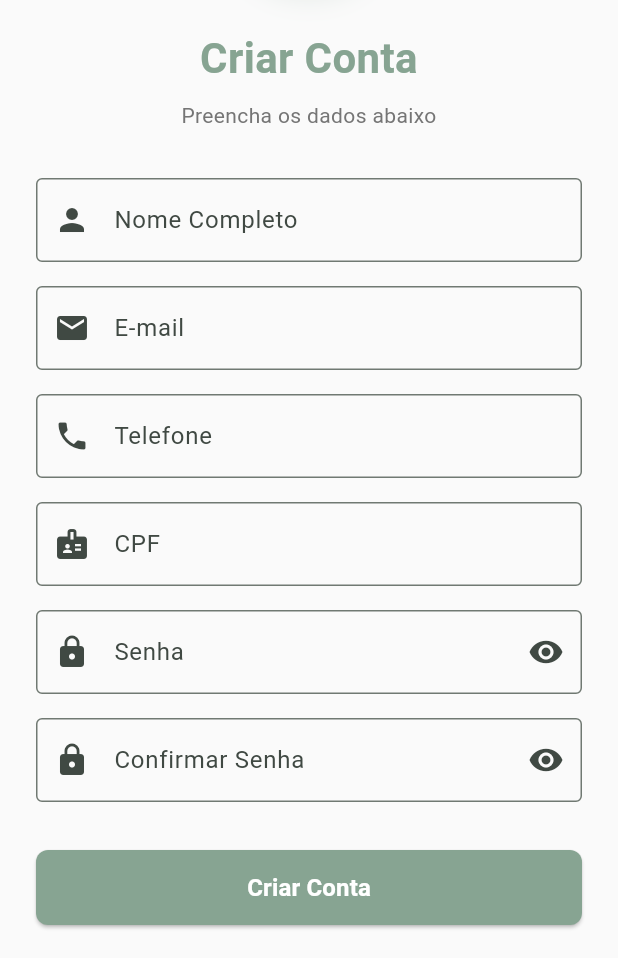
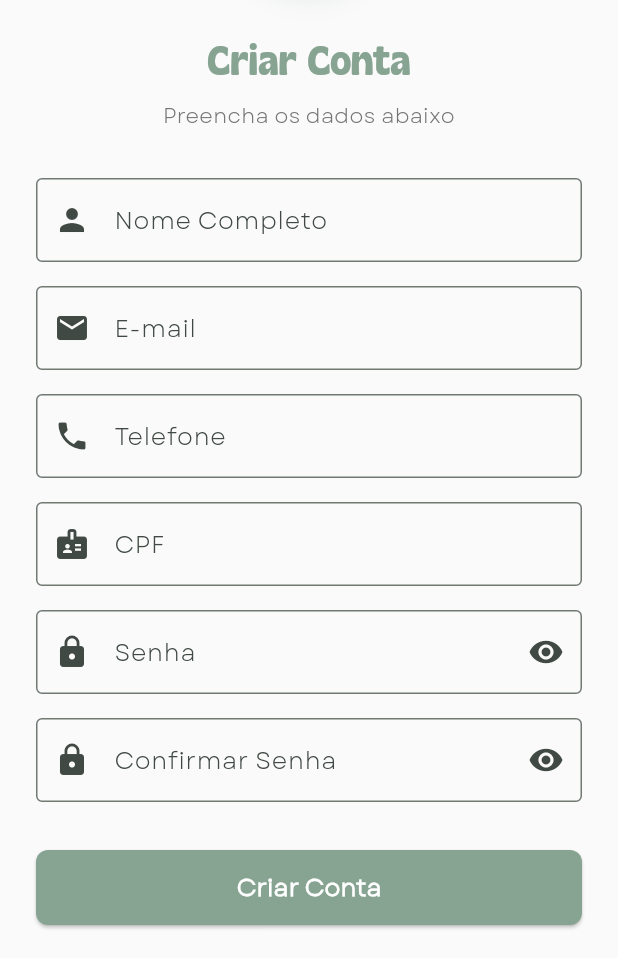
Before and after one commit to samaraguindani/czddfsf, a Flutter app: the screen it shows after launch, after a tap on "Cadastre-se", on a phone screen of 412 x 824 dp, the part 278-1236 px from its top. Run offline on Flutter 3.47's test engine with Material 3 defaults, Android fonts, the phone set to English and light mode, and no system bars; our stand-ins replace flutter_spinkit, font_awesome_flutter, supabase_flutter; accounts and stored records are empty.

Commit message:
alterando fontes

```diff
--- a/lib/main.dart
+++ b/lib/main.dart
@@ -37,11 +37,64 @@ class UNIFAZApp extends StatelessWidget {
             brightness: Brightness.light,
           ),
           useMaterial3: true,
+          fontFamily: 'Garet',
+          textTheme: const TextTheme(
+            // Títulos - Gliker
+            titleLarge: TextStyle(
+              fontFamily: 'Gliker',
+              fontSize: 20,
+              fontWeight: FontWeight.bold,
+            ),
+            headlineLarge: TextStyle(
+              fontFamily: 'Gliker',
+              fontSize: 32,
+              fontWeight: FontWeight.bold,
+            ),
+            headlineMedium: TextStyle(
+              fontFamily: 'Gliker',
+              fontSize: 28,
+              fontWeight: FontWeight.bold,
+            ),
+            headlineSmall: TextStyle(
+              fontFamily: 'Gliker',
+              fontSize: 24,
+              fontWeight: FontWeight.bold,
+            ),
+            titleMedium: TextStyle(
+              fontFamily: 'Gliker',
+              fontSize: 18,
+              fontWeight: FontWeight.bold,
+            ),
+            titleSmall: TextStyle(
+              fontFamily: 'Gliker',
+              fontSize: 16,
+              fontWeight: FontWeight.bold,
+            ),
+            // Textos normais - Garet Book
+            bodyLarge: TextStyle(
+              fontFamily: 'Garet',
+              fontSize: 16,
+            ),
+            bodyMedium: TextStyle(
+              fontFamily: 'Garet',
+              fontSize: 14,
+            ),
+            bodySmall: TextStyle(
+              fontFamily: 'Garet',
+              fontSize: 12,
+            ),
+          ),
           appBarTheme: const AppBarTheme(
             centerTitle: true,
             elevation: 0,
             backgroundColor: Color(0xFF87a492),
             foregroundColor: Colors.white,
+            titleTextStyle: TextStyle(
+              fontFamily: 'Gliker',
+              fontSize: 20,
+              fontWeight: FontWeight.bold,
+              color: Colors.white,
+            ),
           ),
           elevatedButtonTheme: ElevatedButtonThemeData(
             style: ElevatedButton.styleFrom(
--- a/lib/pages/home_screen.dart
+++ b/lib/pages/home_screen.dart
@@ -164,9 +164,10 @@ class HomeContentScreen extends StatelessWidget {
                                   const Text(
                                     'Unidos Fazemos',
                                     style: TextStyle(
+                                      fontFamily: 'Gliker',
                                       color: Colors.white,
                                       fontSize: 18,
-                                      fontWeight: FontWeight.w600,
+                                      fontWeight: FontWeight.bold,
                                       letterSpacing: 0.5,
                                     ),
                                   ),
@@ -245,6 +246,7 @@ class HomeContentScreen extends StatelessWidget {
                             const Text(
                               'Trabalhos Voluntários',
                               style: TextStyle(
+                                fontFamily: 'Gliker',
                                 color: Colors.white,
                                 fontSize: 20,
                                 fontWeight: FontWeight.bold,
@@ -278,6 +280,7 @@ class HomeContentScreen extends StatelessWidget {
               const Text(
                 'Navegação Rápida',
                 style: TextStyle(
+                  fontFamily: 'Gliker',
                   fontSize: 20,
                   fontWeight: FontWeight.bold,
                   color: Colors.black87,
@@ -343,12 +346,13 @@ class HomeContentScreen extends StatelessWidget {
                     ),
                   ],
                 ),
-                child: Column(
+                  child: Column(
                   crossAxisAlignment: CrossAxisAlignment.start,
                   children: [
                     const Text(
                       'Como funciona?',
                       style: TextStyle(
+                        fontFamily: 'Gliker',
                         fontSize: 18,
                         fontWeight: FontWeight.bold,
                         color: Colors.black87,
@@ -469,6 +473,7 @@ class HomeContentScreen extends StatelessWidget {
               Text(
                 title,
                 style: const TextStyle(
+                  fontFamily: 'Gliker',
                   fontSize: 16,
                   fontWeight: FontWeight.w600,
                   color: Colors.black87,
--- a/lib/pages/login_screen.dart
+++ b/lib/pages/login_screen.dart
@@ -77,6 +77,7 @@ class _LoginScreenState extends State<LoginScreen> {
                   const Text(
                     'Unidos Fazemos',
                     style: TextStyle(
+                      fontFamily: 'Gliker',
                       fontSize: 28,
                       fontWeight: FontWeight.bold,
                       color: Color(0xFF87a492),
--- a/lib/pages/request_detail_screen.dart
+++ b/lib/pages/request_detail_screen.dart
@@ -40,6 +40,7 @@ class RequestDetailScreen extends StatelessWidget {
                     Text(
                       request.title,
                       style: const TextStyle(
+                        fontFamily: 'Gliker',
                         fontSize: 24,
                         fontWeight: FontWeight.bold,
                         color: Colors.black87,
@@ -202,6 +203,7 @@ class RequestDetailScreen extends StatelessWidget {
                         const Text(
                           'Descrição',
                           style: TextStyle(
+                            fontFamily: 'Gliker',
                             fontSize: 18,
                             fontWeight: FontWeight.bold,
                             color: Colors.black87,
@@ -250,6 +252,7 @@ class RequestDetailScreen extends StatelessWidget {
                         const Text(
                           'Tipo de Cobrança',
                           style: TextStyle(
+                            fontFamily: 'Gliker',
                             fontSize: 18,
                             fontWeight: FontWeight.bold,
                             color: Colors.black87,
@@ -305,6 +308,7 @@ class RequestDetailScreen extends StatelessWidget {
                         const Text(
                           'Contato',
                           style: TextStyle(
+                            fontFamily: 'Gliker',
                             fontSize: 18,
                             fontWeight: FontWeight.bold,
                             color: Colors.black87,
--- a/lib/pages/service_detail_screen.dart
+++ b/lib/pages/service_detail_screen.dart
@@ -40,6 +40,7 @@ class ServiceDetailScreen extends StatelessWidget {
                     Text(
                       service.title,
                       style: const TextStyle(
+                        fontFamily: 'Gliker',
                         fontSize: 24,
                         fontWeight: FontWeight.bold,
                         color: Colors.black87,
@@ -182,6 +183,7 @@ class ServiceDetailScreen extends StatelessWidget {
                         const Text(
                           'Descrição',
                           style: TextStyle(
+                            fontFamily: 'Gliker',
                             fontSize: 18,
                             fontWeight: FontWeight.bold,
                             color: Colors.black87,
@@ -230,6 +232,7 @@ class ServiceDetailScreen extends StatelessWidget {
                         const Text(
                           'Disponibilidade',
                           style: TextStyle(
+                            fontFamily: 'Gliker',
                             fontSize: 18,
                             fontWeight: FontWeight.bold,
                             color: Colors.black87,
@@ -278,6 +281,7 @@ class ServiceDetailScreen extends StatelessWidget {
                         const Text(
                           'Contato',
                           style: TextStyle(
+                            fontFamily: 'Gliker',
                             fontSize: 18,
                             fontWeight: FontWeight.bold,
                             color: Colors.black87,
--- a/lib/pages/signup_screen.dart
+++ b/lib/pages/signup_screen.dart
@@ -93,6 +93,7 @@ class _SignUpScreenState extends State<SignUpScreen> {
               const Text(
                 'Criar Conta',
                 style: TextStyle(
+                  fontFamily: 'Gliker',
                   fontSize: 28,
                   fontWeight: FontWeight.bold,
                   color: Color(0xFF87a492),
--- a/lib/widgets/request_card.dart
+++ b/lib/widgets/request_card.dart
@@ -39,6 +39,7 @@ class RequestCard extends StatelessWidget {
                     child: Text(
                       request.title,
                       style: const TextStyle(
+                        fontFamily: 'Gliker',
                         fontSize: 18,
                         fontWeight: FontWeight.bold,
                       ),
--- a/lib/widgets/service_card.dart
+++ b/lib/widgets/service_card.dart
@@ -39,6 +39,7 @@ class ServiceCard extends StatelessWidget {
                     child: Text(
                       service.title,
                       style: const TextStyle(
+                        fontFamily: 'Gliker',
                         fontSize: 18,
                         fontWeight: FontWeight.bold,
                       ),
```
Also changed, not shown: pubspec.yaml (+10 -25 lines), assets/fonts/Garet-Book.ttf (added), assets/fonts/Gliker-Bold.ttf (added), assets/fonts/Gliker-Regular.ttf (added), 1 other file.
